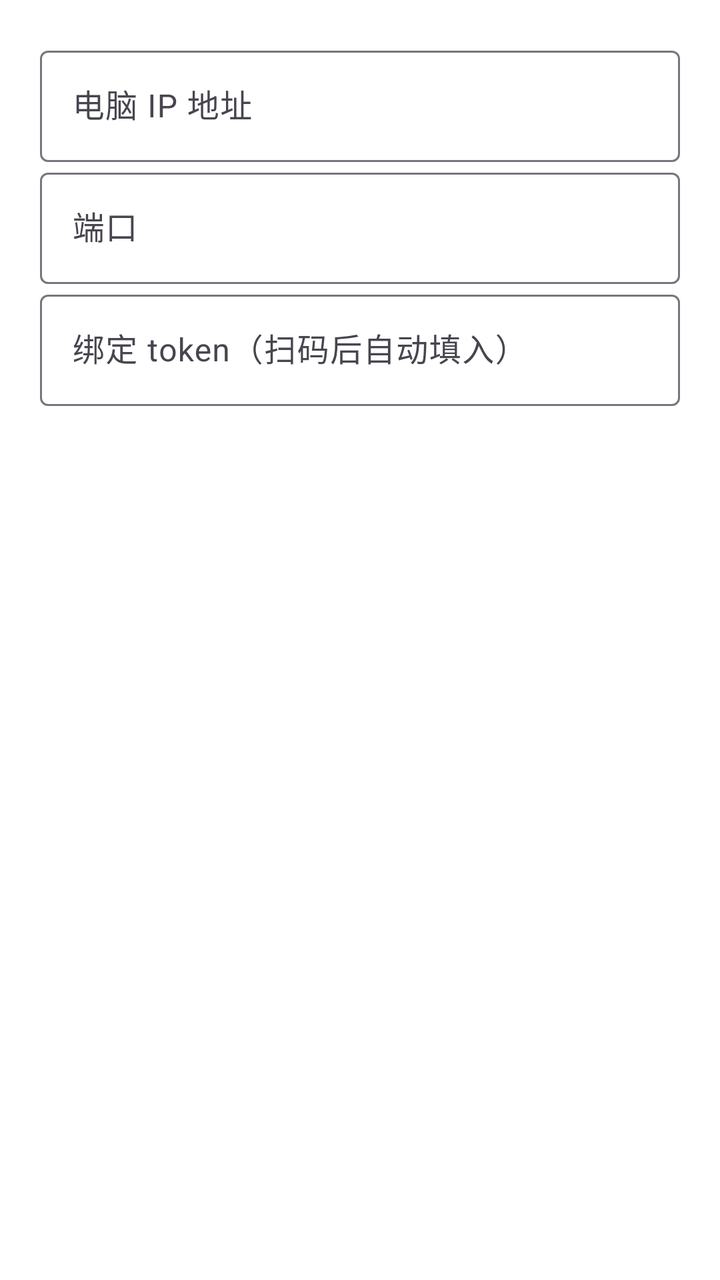
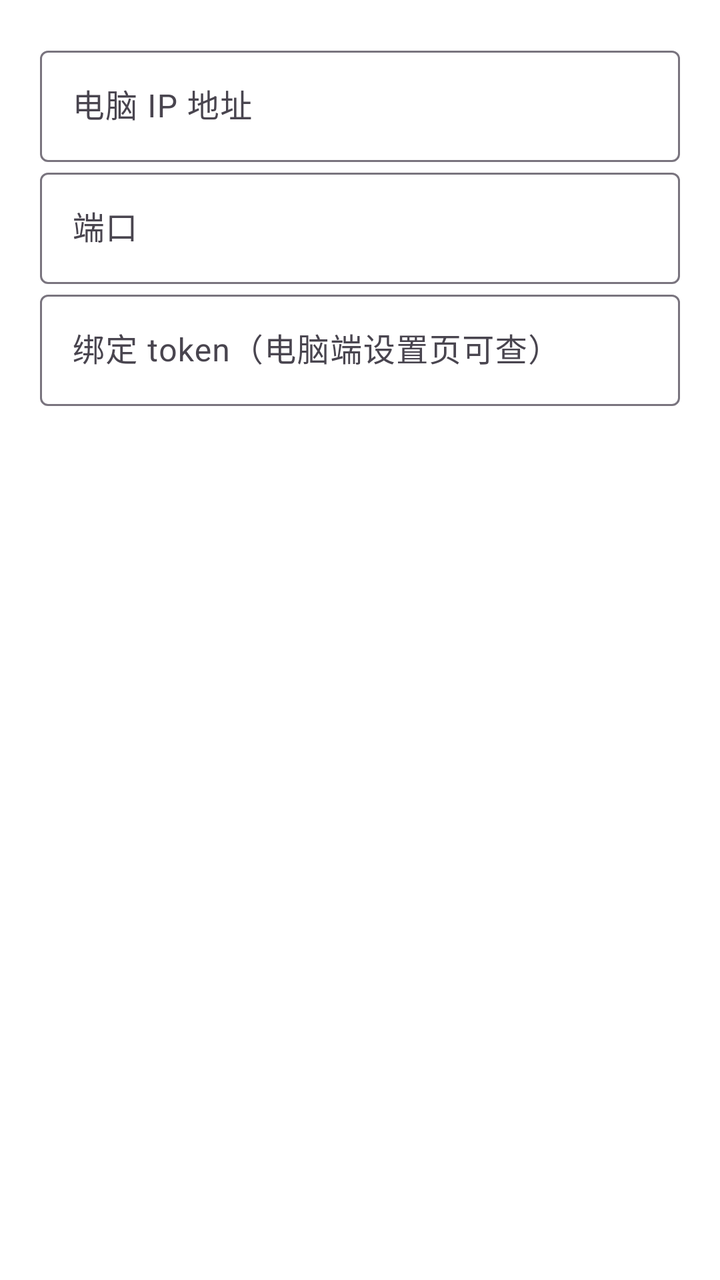

Screens rendered from an Android XML layout before and after an edit, with the pre-edit source and the edit as a unified diff.
<!-- AndroidManifest.xml: application theme Theme.RemoteMic -->
<!-- res/layout/dialog_settings.xml -->
<?xml version="1.0" encoding="utf-8"?>
<LinearLayout xmlns:android="http://schemas.android.com/apk/res/android"
    android:layout_width="match_parent"
    android:layout_height="wrap_content"
    android:orientation="vertical"
    android:padding="20dp">

    <com.google.android.material.textfield.TextInputLayout
        android:layout_width="match_parent"
        android:layout_height="wrap_content"
        android:hint="电脑 IP 地址">

        <com.google.android.material.textfield.TextInputEditText
            android:id="@+id/editHost"
            android:layout_width="match_parent"
            android:layout_height="wrap_content"
            android:inputType="text" />
    </com.google.android.material.textfield.TextInputLayout>

    <com.google.android.material.textfield.TextInputLayout
        android:layout_width="match_parent"
        android:layout_height="wrap_content"
        android:hint="端口">

        <com.google.android.material.textfield.TextInputEditText
            android:id="@+id/editPort"
            android:layout_width="match_parent"
            android:layout_height="wrap_content"
            android:inputType="number" />
    </com.google.android.material.textfield.TextInputLayout>

    <com.google.android.material.textfield.TextInputLayout
        android:layout_width="match_parent"
        android:layout_height="wrap_content"
        android:hint="绑定 token（扫码后自动填入）">

        <com.google.android.material.textfield.TextInputEditText
            android:id="@+id/editToken"
            android:layout_width="match_parent"
            android:layout_height="wrap_content"
            android:inputType="text" />
    </com.google.android.material.textfield.TextInputLayout>
</LinearLayout>
<!-- resources referenced by this layout -->
<resources>
  <style name="Theme.RemoteMic" parent="Theme.Material3.DayNight.NoActionBar">
          <item name="colorPrimary">@color/primary</item>
          <item name="colorPrimaryDark">@color/primary_dark</item>
          <item name="android:colorBackground">@color/surface</item>
          <item name="android:textColor">@color/on_surface</item>
      </style>
  <color name="primary">#1565C0</color>
  <color name="primary_dark">#0D47A1</color>
  <color name="surface">#FFFFFF</color>
  <color name="on_surface">#1C1B1F</color>
</resources>

<!-- the commit's change to res/layout/dialog_settings.xml (unified diff, before → after) -->
@@ -14,6 +14,7 @@
             android:id="@+id/editHost"
             android:layout_width="match_parent"
             android:layout_height="wrap_content"
+            android:importantForAutofill="no"
             android:inputType="text" />
     </com.google.android.material.textfield.TextInputLayout>
 
@@ -26,18 +27,20 @@
             android:id="@+id/editPort"
             android:layout_width="match_parent"
             android:layout_height="wrap_content"
+            android:importantForAutofill="no"
             android:inputType="number" />
     </com.google.android.material.textfield.TextInputLayout>
 
     <com.google.android.material.textfield.TextInputLayout
         android:layout_width="match_parent"
         android:layout_height="wrap_content"
-        android:hint="绑定 token（扫码后自动填入）">
+        android:hint="绑定 token（电脑端设置页可查）">
 
         <com.google.android.material.textfield.TextInputEditText
             android:id="@+id/editToken"
             android:layout_width="match_parent"
             android:layout_height="wrap_content"
+            android:importantForAutofill="no"
             android:inputType="text" />
     </com.google.android.material.textfield.TextInputLayout>
 </LinearLayout>
